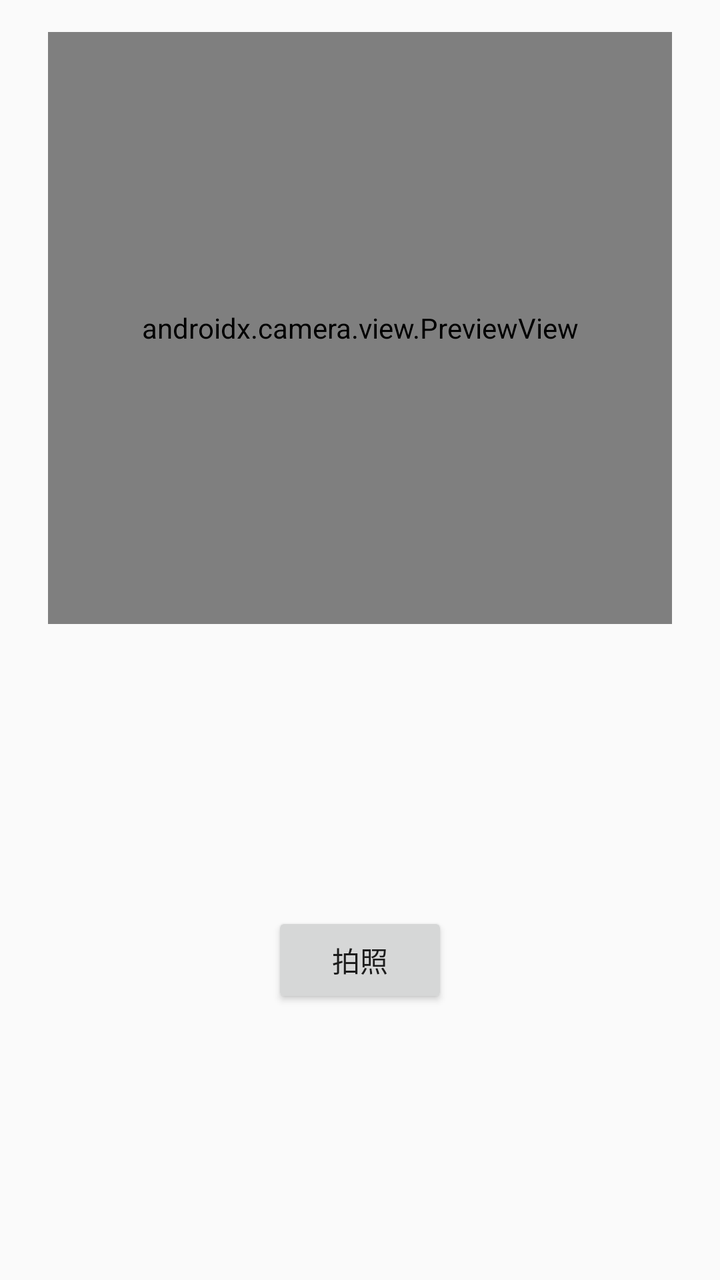
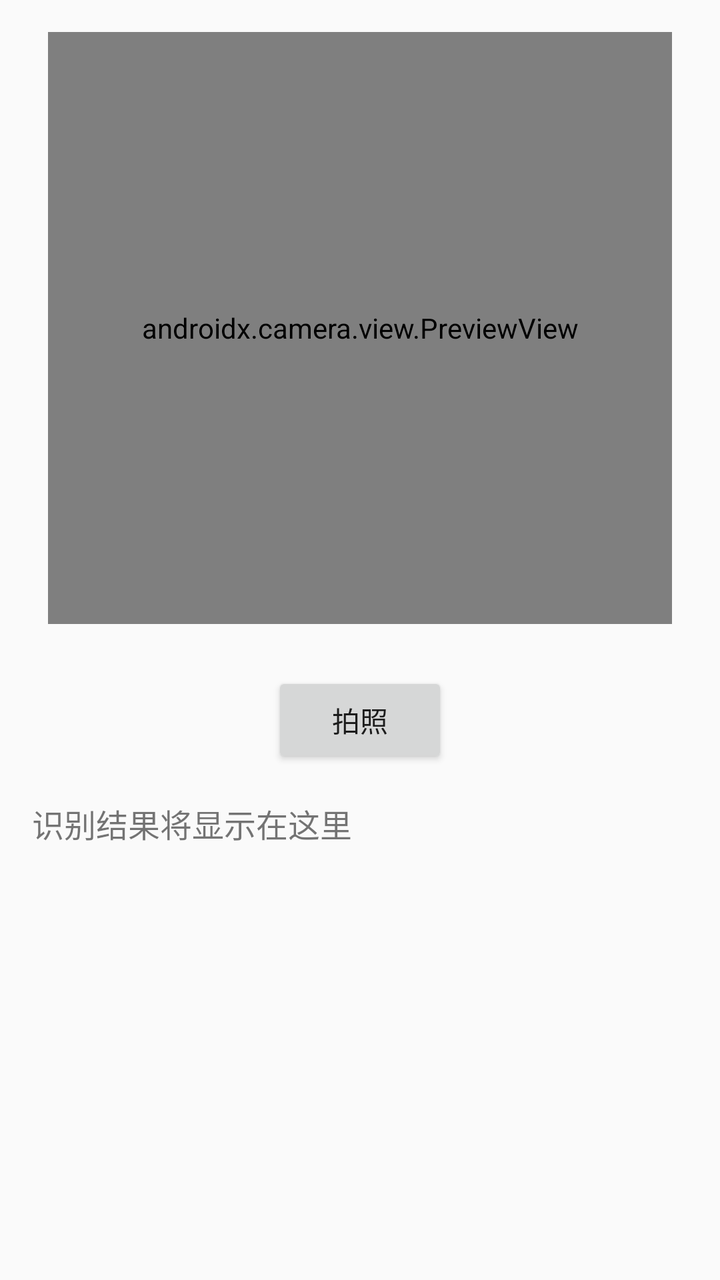

Before-and-after screenshots of an Android layout around one commit, followed by the original layout XML and the change that was made.
<!-- AndroidManifest.xml: activity theme Theme.InfoScanner -->
<!-- res/layout/activity_main.xml -->
<?xml version="1.0" encoding="utf-8"?>
<LinearLayout xmlns:android="http://schemas.android.com/apk/res/android"
    android:layout_width="match_parent"
    android:layout_height="match_parent"
    android:orientation="vertical">

    <FrameLayout
        android:layout_width="match_parent"
        android:layout_height="0dp"
        android:layout_weight="1"
        android:paddingHorizontal="24dp"
        android:paddingTop="16dp"
        android:paddingBottom="8dp">

        <androidx.camera.view.PreviewView
            android:id="@+id/viewFinder"
            android:layout_width="match_parent"
            android:layout_height="match_parent" />
    </FrameLayout>

    <LinearLayout
        android:layout_width="match_parent"
        android:layout_height="0dp"
        android:layout_weight="1"
        android:gravity="center"
        android:orientation="vertical">

        <Button
            android:id="@+id/captureButton"
            android:layout_width="wrap_content"
            android:layout_height="wrap_content"
            android:text="拍照" />
    </LinearLayout>

</LinearLayout>
<!-- resources referenced by this layout -->
<resources>
  <style name="Theme.InfoScanner" parent="Theme.AppCompat.Light.NoActionBar" />
</resources>

<!-- the commit's change to res/layout/activity_main.xml (unified diff, before → after) -->
@@ -22,14 +22,26 @@
         android:layout_width="match_parent"
         android:layout_height="0dp"
         android:layout_weight="1"
-        android:gravity="center"
-        android:orientation="vertical">
+        android:orientation="vertical"
+        android:padding="16dp">
 
         <Button
             android:id="@+id/captureButton"
             android:layout_width="wrap_content"
             android:layout_height="wrap_content"
+            android:layout_gravity="center_horizontal"
             android:text="拍照" />
+
+        <TextView
+            android:id="@+id/resultTextView"
+            android:layout_width="match_parent"
+            android:layout_height="0dp"
+            android:layout_marginTop="16dp"
+            android:layout_weight="1"
+            android:gravity="top|start"
+            android:scrollbars="vertical"
+            android:text="识别结果将显示在这里"
+            android:textSize="16sp" />
     </LinearLayout>
 
 </LinearLayout>
